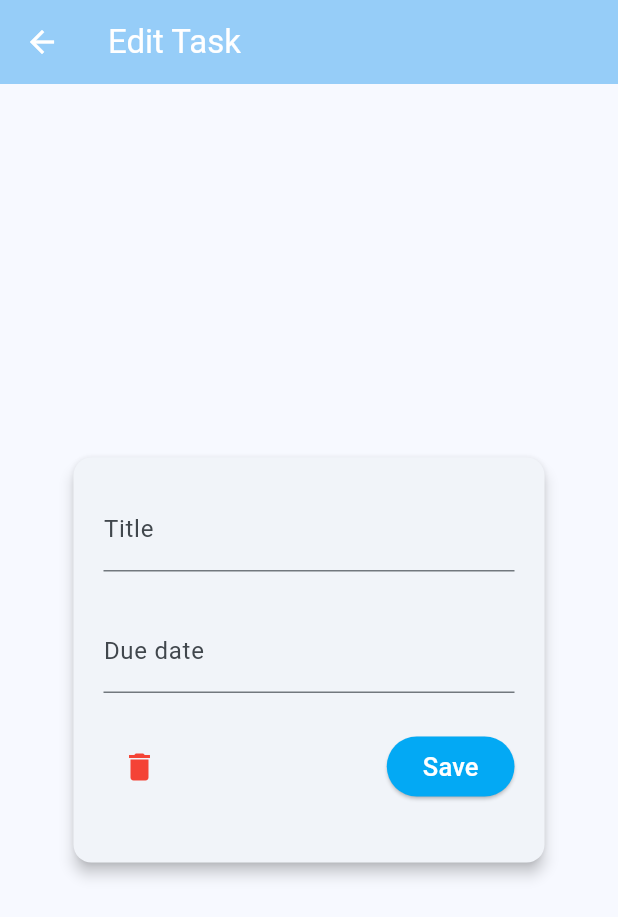
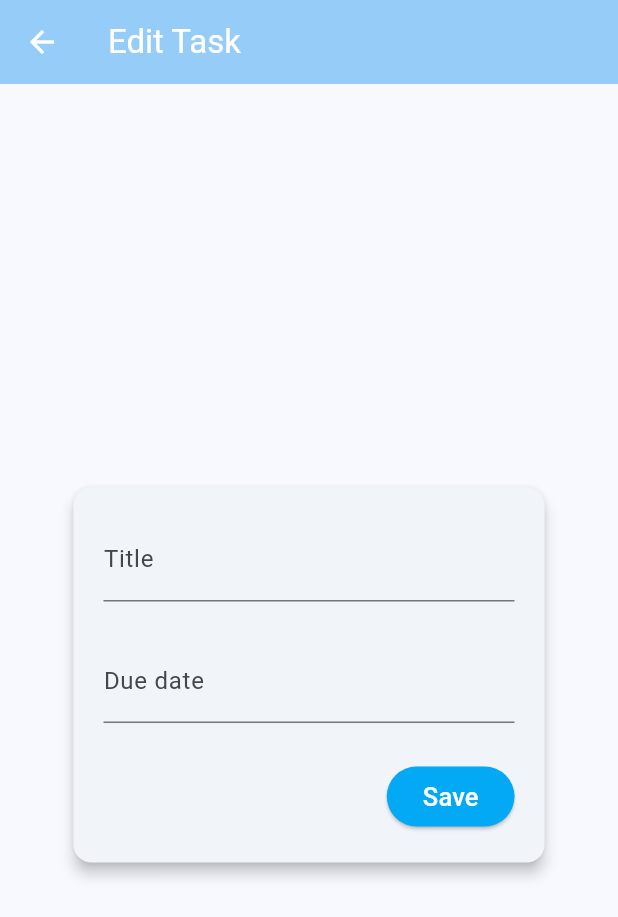
Before and after one commit to itisDragonCode/ToDo-App, a Flutter app: the TodoDetailsPage screen opened directly, on a phone screen of 412 x 824 dp. Shown: the top 917 px of the screen. Run offline on Flutter 3.47's test engine with Material 3 defaults, Android fonts, the phone set to English and light mode, and no system bars; drawn by our look-alikes of flutter_form_builder; our stand-ins replace flutter_spinkit; network calls fail.

Commit message:
Small changes finished

```diff
--- a/ToDo/UI/todo_application/lib/details_pages/todo_detail.dart
+++ b/ToDo/UI/todo_application/lib/details_pages/todo_detail.dart
@@ -1,12 +1,10 @@
 import 'package:flutter/material.dart';
 import 'package:flutter_form_builder/flutter_form_builder.dart';
-import 'package:provider/provider.dart';
 import 'package:todo_application/models/search_result.dart';
 import 'package:todo_application/models/to_do_item.dart';
 import 'package:todo_application/providers/to_do_item_provider.dart';
 import 'package:todo_application/utils/util.dart';
 import 'package:todo_application/utils/util_widgets.dart';
-import 'package:todo_application/widgets/master_screen.dart';
 
 class TodoDetailsPage extends StatefulWidget {
   const TodoDetailsPage({super.key, this.todoItem});
@@ -75,7 +73,7 @@ class _TodoDetailsPageState extends State<TodoDetailsPage> {
             initialValue: _initialValue,
             key: _formKey,
             child: Padding(
-              padding: const EdgeInsets.fromLTRB(45, 20, 45, 20),
+              padding: const EdgeInsets.fromLTRB(45, 40, 45, 20),
               child: Card(
                 elevation: 4,
                 child: Padding(
@@ -109,7 +107,9 @@ class _TodoDetailsPageState extends State<TodoDetailsPage> {
                       Row(
                         mainAxisAlignment: MainAxisAlignment.spaceBetween,
                         children: [
-                          IconButton(onPressed: (){
+                          Visibility(
+                            visible: widget.todoItem != null,
+                            child: IconButton(onPressed: (){
                                  showDialog(
                                               context: context,
                                               builder: (BuildContext context) =>
@@ -136,7 +136,7 @@ class _TodoDetailsPageState extends State<TodoDetailsPage> {
                                                               ScaffoldMessenger.of(
                                                                       context)
                                                                   .showSnackBar(SnackBar(
-                                                                    content: Text("Task successfully delte"
+                                                                      content: Text("Task successfully deleted"
                                                                          )));
                                                               Navigator.pop(context);
                                                               Navigator.pop(
@@ -152,6 +152,7 @@ class _TodoDetailsPageState extends State<TodoDetailsPage> {
                                                     ],
                                                   ));
                             }, icon: Icon(Icons.delete), color: Colors.red,),
+                          ),
                           ElevatedButton(
                               style: ElevatedButton.styleFrom(
                                 backgroundColor: Colors.lightBlue,
@@ -209,9 +210,6 @@ class _TodoDetailsPageState extends State<TodoDetailsPage> {
                               ))
                         ],
                       ),
-                      const SizedBox(
-                        height: 20,
-                      )
                     ],
                   ),
                 ),
@@ -230,7 +228,7 @@ Expanded _textField(String name, String label) {
       name: name,
       validator: ((value) {
         if (value == null || value.isEmpty) {
-          return "Morate unijeti vrijednost";
+          return "Value is mandatory";
         } else {
           return null;
         }
--- a/ToDo/UI/todo_application/lib/providers/base_provider.dart
+++ b/ToDo/UI/todo_application/lib/providers/base_provider.dart
@@ -155,7 +155,7 @@ String getQueryString(Map params,
       }
       query += '$prefix$key=$encoded';
     } else if (value is DateTime) {
-      query += '$prefix$key=${(value as DateTime).toIso8601String()}';
+      query += '$prefix$key=${(value).toIso8601String()}';
     } else if (value is List || value is Map) {
       if (value is List) value = value.asMap();
       value.forEach((k, v) {
--- a/ToDo/UI/todo_application/lib/screens/todo_list_screen.dart
+++ b/ToDo/UI/todo_application/lib/screens/todo_list_screen.dart
@@ -18,7 +18,7 @@ class TodoListScreen extends StatefulWidget {
 
 class _TodoListScreenState extends State<TodoListScreen> {
   late ToDoItemProvider _toDoItemProvider = ToDoItemProvider();
-  TextEditingController _valueController = TextEditingController();
+  final TextEditingController _valueController = TextEditingController();
 
   SearchResult<ToDoItem>? result;
 
```
Also changed, not shown: 5 other files. Lines whose indentation alone changed are shown as unchanged.
